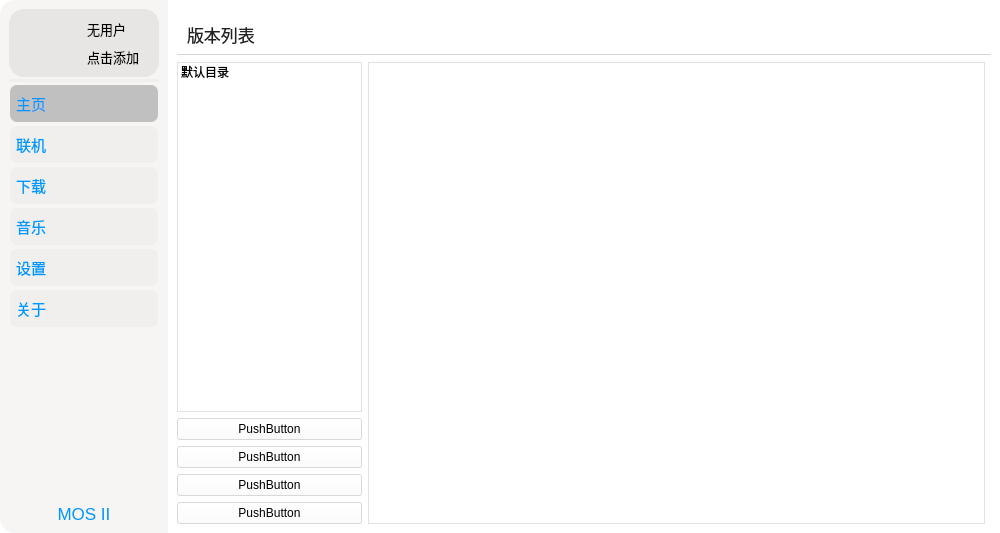
The window that UI/MOS_UI.ui (David-xian66/Minecraft-Optimal-Starter_2) describes before a commit, drawn with Qt 5.
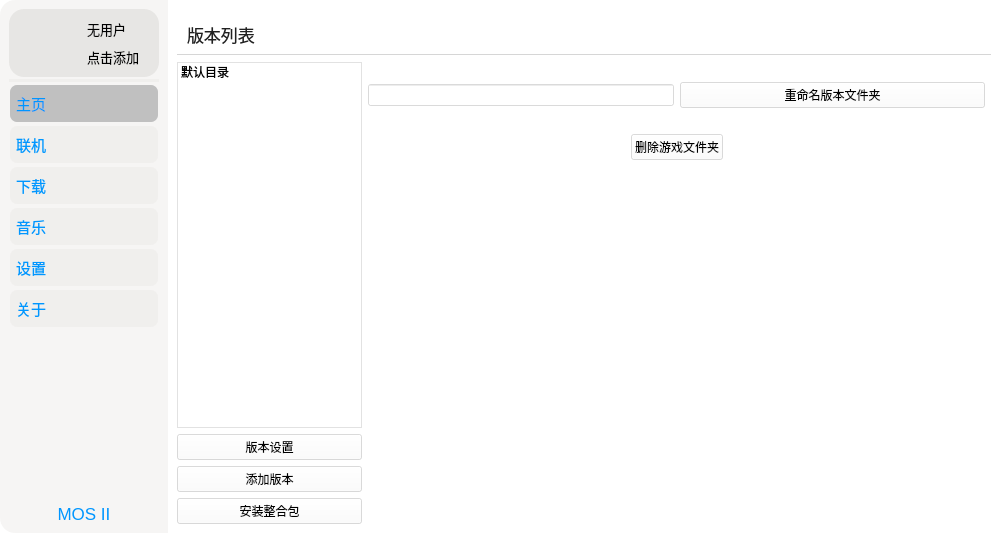
The same window after the commit. The open tabs and pages were chosen to show the change. Icons and pictures are not drawn.

What changed in the file:
```diff
--- a/UI/MOS_UI.ui
+++ b/UI/MOS_UI.ui
@@ -1490,28 +1490,21 @@
                <item>
                 <widget class="QPushButton" name="pushButton_38">
                  <property name="text">
-                  <string>PushButton</string>
+                  <string>版本设置</string>
                  </property>
                 </widget>
                </item>
                <item>
                 <widget class="QPushButton" name="pushButton_36">
                  <property name="text">
-                  <string>PushButton</string>
+                  <string>添加版本</string>
                  </property>
                 </widget>
                </item>
                <item>
                 <widget class="QPushButton" name="pushButton_37">
                  <property name="text">
-                  <string>PushButton</string>
-                 </property>
-                </widget>
-               </item>
-               <item>
-                <widget class="QPushButton" name="pushButton_35">
-                 <property name="text">
-                  <string>PushButton</string>
+                  <string>安装整合包</string>
                  </property>
                 </widget>
                </item>
@@ -1562,7 +1555,7 @@
             </item>
             <item row="3" column="1" rowspan="2">
              <widget class="QWidget" name="widget_6" native="true">
-              <layout class="QGridLayout" name="gridLayout_51">
+              <layout class="QGridLayout" name="gridLayout_52">
                <property name="leftMargin">
                 <number>0</number>
                </property>
@@ -1575,8 +1568,178 @@
                <property name="bottomMargin">
                 <number>0</number>
                </property>
-               <item row="0" column="1">
-                <widget class="QListWidget" name="listWidget_2"/>
+               <item row="0" column="0">
+                <widget class="QStackedWidget" name="stackedWidget_5">
+                 <property name="currentIndex">
+                  <number>0</number>
+                 </property>
+                 <widget class="QWidget" name="page_21">
+                  <layout class="QGridLayout" name="gridLayout_51">
+                   <property name="leftMargin">
+                    <number>0</number>
+                   </property>
+                   <property name="topMargin">
+                    <number>0</number>
+                   </property>
+                   <property name="rightMargin">
+                    <number>0</number>
+                   </property>
+                   <property name="bottomMargin">
+                    <number>0</number>
+                   </property>
+                   <item row="0" column="0">
+                    <widget class="QListWidget" name="listWidget_2"/>
+                   </item>
+                  </layout>
+                 </widget>
+                 <widget class="QWidget" name="page_22">
+                  <layout class="QGridLayout" name="gridLayout_53">
+                   <property name="leftMargin">
+                    <number>0</number>
+                   </property>
+                   <property name="topMargin">
+                    <number>0</number>
+                   </property>
+                   <property name="rightMargin">
+                    <number>0</number>
+                   </property>
+                   <property name="bottomMargin">
+                    <number>0</number>
+                   </property>
+                   <item row="4" column="1" colspan="2">
+                    <widget class="QPushButton" name="pushButton_40">
+                     <property name="text">
+                      <string>删除游戏文件夹</string>
+                     </property>
+                    </widget>
+                   </item>
+                   <item row="1" column="0" colspan="2">
+                    <widget class="QLineEdit" name="lineEdit_3"/>
+                   </item>
+                   <item row="5" column="1" colspan="2">
+                    <spacer name="verticalSpacer_18">
+                     <property name="orientation">
+                      <enum>Qt::Vertical</enum>
+                     </property>
+                     <property name="sizeHint" stdset="0">
+                      <size>
+                       <width>20</width>
+                       <height>40</height>
+                      </size>
+                     </property>
+                    </spacer>
+                   </item>
+                   <item row="4" column="0">
+                    <spacer name="horizontalSpacer_37">
+                     <property name="orientation">
+                      <enum>Qt::Horizontal</enum>
+                     </property>
+                     <property name="sizeHint" stdset="0">
+                      <size>
+                       <width>40</width>
+                       <height>20</height>
+                      </size>
+                     </property>
+                    </spacer>
+                   </item>
+                   <item row="6" column="0" colspan="2">
+                    <spacer name="horizontalSpacer_33">
+                     <property name="orientation">
+                      <enum>Qt::Horizontal</enum>
+                     </property>
+                     <property name="sizeHint" stdset="0">
+                      <size>
+                       <width>40</width>
+                       <height>20</height>
+                      </size>
+                     </property>
+                    </spacer>
+                   </item>
+                   <item row="4" column="3">
+                    <spacer name="horizontalSpacer_38">
+                     <property name="orientation">
+                      <enum>Qt::Horizontal</enum>
+                     </property>
+                     <property name="sizeHint" stdset="0">
+                      <size>
+                       <width>40</width>
+                       <height>20</height>
+                      </size>
+                     </property>
+                    </spacer>
+                   </item>
+                   <item row="0" column="0" colspan="4">
+                    <spacer name="horizontalSpacer_36">
+                     <property name="orientation">
+                      <enum>Qt::Horizontal</enum>
+                     </property>
+                     <property name="sizeHint" stdset="0">
+                      <size>
+                       <width>40</width>
+                       <height>20</height>
+                      </size>
+                     </property>
+                    </spacer>
+                   </item>
+                   <item row="3" column="0" colspan="4">
+                    <spacer name="horizontalSpacer_35">
+                     <property name="orientation">
+                      <enum>Qt::Horizontal</enum>
+                     </property>
+                     <property name="sizeHint" stdset="0">
+                      <size>
+                       <width>40</width>
+                       <height>20</height>
+                      </size>
+                     </property>
+                    </spacer>
+                   </item>
+                   <item row="6" column="2" colspan="2">
+                    <spacer name="horizontalSpacer_34">
+                     <property name="orientation">
+                      <enum>Qt::Horizontal</enum>
+                     </property>
+                     <property name="sizeHint" stdset="0">
+                      <size>
+                       <width>40</width>
+                       <height>20</height>
+                      </size>
+                     </property>
+                    </spacer>
+                   </item>
+                   <item row="1" column="2" colspan="2">
+                    <widget class="QPushButton" name="pushButton_39">
+                     <property name="text">
+                      <string>重命名版本文件夹</string>
+                     </property>
+                    </widget>
+                   </item>
+                  </layout>
+                 </widget>
+                 <widget class="QWidget" name="page_23">
+                  <layout class="QGridLayout" name="gridLayout_54">
+                   <item row="0" column="0">
+                    <widget class="QLabel" name="label_26">
+                     <property name="text">
+                      <string/>
+                     </property>
+                     <property name="pixmap">
+                      <pixmap>../picture/loading.gif</pixmap>
+                     </property>
+                     <property name="scaledContents">
+                      <bool>false</bool>
+                     </property>
+                     <property name="alignment">
+                      <set>Qt::AlignCenter</set>
+                     </property>
+                     <property name="wordWrap">
+                      <bool>false</bool>
+                     </property>
+                    </widget>
+                   </item>
+                  </layout>
+                 </widget>
+                </widget>
                </item>
               </layout>
              </widget>
```
Left out of the diff: 84 changed lines with no effect on the pictures.
